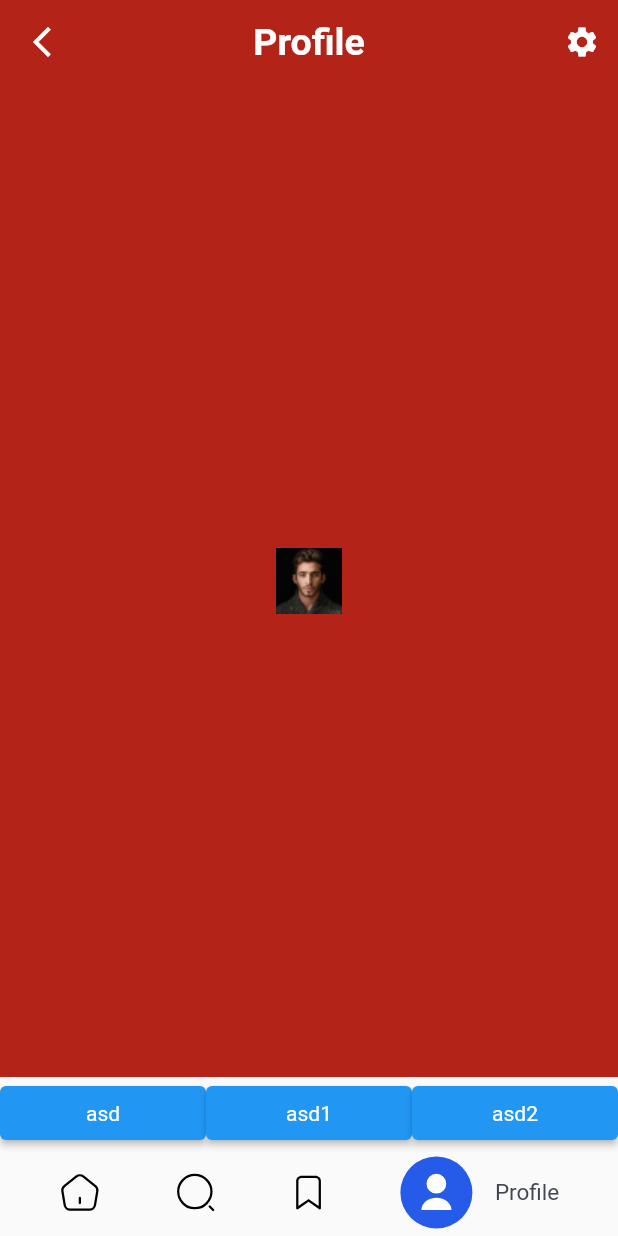
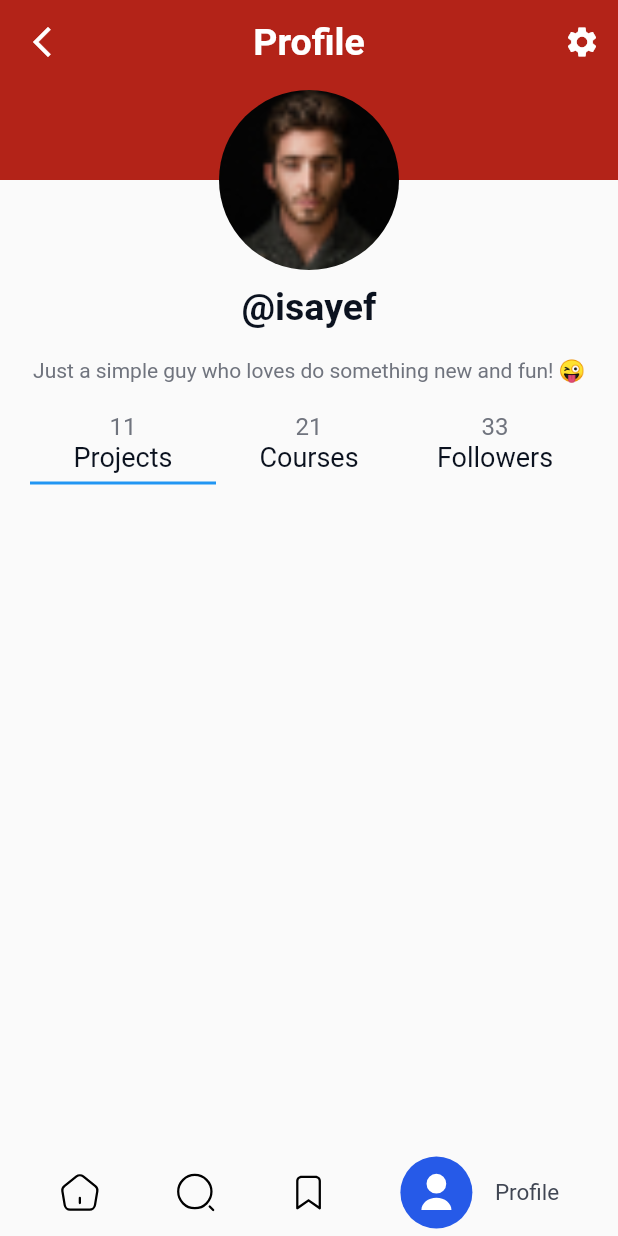
Before and after one commit to ZetxKS/-TMS-Graduate-work, a Flutter app: the screen it shows after launch, item 4 of the bottom bar chosen, on a phone screen of 412 x 824 dp. Run offline on Flutter 3.47's test engine with Material 2 defaults, Android fonts, the phone set to English and light mode, and no system bars; our stand-ins replace auto_route, bloc, dio, flutter_bloc, flutter_svg, sqflite; accounts and stored records are empty; network calls fail.

Commit message:
25.05
50% profile done
Rebuild appbar

```diff
--- a/lib/app_router.dart
+++ b/lib/app_router.dart
@@ -1,6 +1,9 @@
 import 'package:flutter/material.dart';
 import 'package:tmsgraduatework/screens/app_screen.dart';
 import 'package:tmsgraduatework/screens/index_screen.dart';
+import 'package:tmsgraduatework/screens/profile_tabs/project_tab.dart';
+import 'package:tmsgraduatework/screens/profile_tabs/courses_tab.dart';
+import 'package:tmsgraduatework/screens/profile_tabs/following_tab.dart';
 import 'package:tmsgraduatework/screens/search_screen.dart';
 import 'package:tmsgraduatework/screens/bookmark_screen.dart';
 import 'package:tmsgraduatework/screens/profile_screen.dart';
@@ -12,11 +15,43 @@ part 'app_router.gr.dart';
 class AppRouter extends _$AppRouter {
   @override
   List<AutoRoute> get routes => [
-        AutoRoute(page: AppRoute.page, path: '/', children: [
-          AutoRoute(page: IndexRoute.page, path: 'index', initial: true),
-          AutoRoute(page: SearchRoute.page, path: 'search'),
-          AutoRoute(page: BookmakrRoute.page, path: 'bookmark'),
-          AutoRoute(page: ProfileRoute.page, path: 'profile')
-        ])
+        AutoRoute(
+          page: AppRoute.page,
+          path: '/',
+          children: [
+            AutoRoute(
+              page: IndexRoute.page,
+              path: 'index',
+              initial: true,
+            ),
+            AutoRoute(
+              page: SearchRoute.page,
+              path: 'search',
+            ),
+            AutoRoute(
+              page: BookmakrRoute.page,
+              path: 'bookmark',
+            ),
+            AutoRoute(
+              page: ProfileRoute.page,
+              path: 'profile/',
+              children: [
+                AutoRoute(
+                  page: ProjectTabRoute.page,
+                  path: 'project',
+                  initial: true,
+                ),
+                AutoRoute(
+                  page: CourseTabRoute.page,
+                  path: 'courses',
+                ),
+                AutoRoute(
+                  page: FollowingTabRoute.page,
+                  path: 'following',
+                ),
+              ],
+            )
+          ],
+        )
       ];
 }
--- a/lib/screens/app_screen.dart
+++ b/lib/screens/app_screen.dart
@@ -1,6 +1,8 @@
 import 'package:flutter/material.dart';
 import 'package:auto_route/auto_route.dart';
+import 'package:flutter_bloc/flutter_bloc.dart';
 import 'package:tmsgraduatework/app_router.dart';
+import 'package:tmsgraduatework/state/app_bar_cubit.dart';
 import 'package:tmsgraduatework/widgets/bottom_nav/bottom_nav.dart';
 import 'package:tmsgraduatework/widgets/my_app_bar.dart';
 
@@ -10,8 +12,10 @@ class AppScreen extends StatelessWidget {
 
   @override
   Widget build(BuildContext context) {
+    return BlocBuilder<AppBarCubit, Map<String, dynamic>?>(
+      builder: (context, state) {
         return AutoTabsScaffold(
-      routes: [
+          routes: const [
             IndexRoute(),
             SearchRoute(),
             BookmakrRoute(),
@@ -22,8 +26,36 @@ class AppScreen extends StatelessWidget {
             child: child,
           ),
           homeIndex: 0,
-      appBarBuilder: (context, tabsRouter) => MyAppBar(),
-      bottomNavigationBuilder: (context, tabsRouter) => BottomNav(),
+          appBarBuilder: (context, tabsRouter) {
+            final _autoTabsRouter = AutoTabsRouter.of(context);
+            if (state?['page'] != _autoTabsRouter.activeIndex) {
+              context.watch<AppBarCubit>().setPage(_autoTabsRouter.activeIndex);
+            }
+            return MyAppBar(
+              isIndex: (state?['page'] == 0),
+              isProfile: (state?['page'] == 3),
+              title: state?['title'] ?? "",
+              size: (state?['page'] == 3 ? const Size.fromHeight(120) : null),
+            );
+          },
+          bottomNavigationBuilder: (context, tabsRouter) => const BottomNav(),
+          floatingActionButtonLocation: FloatingActionButtonLocation.centerTop,
+          floatingActionButtonBuilder: ((context, tabsRouter) {
+            if (state!['page'] == 3) {
+              return ClipRRect(
+                  borderRadius: BorderRadius.circular(120),
+                  child: Image.asset(
+                    'assets/images/avatar.jpg',
+                    height: state?['page'] == 3 ? 120 : 0,
+                    width: state?['page'] == 3 ? 120 : 0,
+                    fit: BoxFit.cover,
+                  ));
+            } else {
+              return SizedBox();
+            }
+          }),
+        );
+      },
     );
   }
 }
--- a/lib/screens/profile_screen.dart
+++ b/lib/screens/profile_screen.dart
@@ -1,5 +1,6 @@
 import 'package:flutter/material.dart';
 import 'package:auto_route/auto_route.dart';
+import 'package:tmsgraduatework/app_router.dart';
 import 'package:tmsgraduatework/themes/light.dart';
 
 @RoutePage()
@@ -8,42 +9,95 @@ class ProfileScreen extends StatelessWidget {
 
   @override
   Widget build(BuildContext context) {
+    return Padding(
+      padding: EdgeInsets.only(top: 70, right: 20, left: 20),
+      child: Column(
+        crossAxisAlignment: CrossAxisAlignment.center,
+        children: [
+          Text(
+            "@isayef",
+            style: LightThemeFonts.h1,
+          ),
+          SizedBoxes.h20,
+          Text(
+            "Just a simple guy who loves do something new and fun! 😜",
+            style: LightThemeFonts.second14,
+          ),
+          SizedBoxes.h20,
+          AutoTabsRouter.tabBar(
+            routes: [
+              ProjectTabRoute(),
+              CourseTabRoute(),
+              FollowingTabRoute(),
+            ],
+            homeIndex: 0,
+            builder: (context, child, controller) {
               return Column(
-      //crossAxisAlignment: CrossAxisAlignment.stretch,
                 children: [
-        Expanded(
-          child: Container(
-            color: LightThemeColors.profileAppBarBackground,
-            padding: EdgeInsets.all(10),
-            child: PreferredSize(
-              preferredSize: Size.fromWidth(120),
-              child: Image.asset('assets/images/avatar.jpg'),
+                  TabBar(
+                    tabs: [
+                      Tab(
+                        child: TabButton(
+                          count: 11,
+                          name: "Projects",
                         ),
                       ),
-        ),
-        Row(
-          children: [
-            Expanded(
-              child: ElevatedButton(
-                onPressed: () {},
-                child: Text('asd'),
+                      Tab(
+                        child: TabButton(
+                          count: 21,
+                          name: "Courses",
                         ),
                       ),
-            Expanded(
-              child: ElevatedButton(
-                onPressed: () {},
-                child: Text('asd1'),
-              ),
-            ),
-            Expanded(
-              child: ElevatedButton(
-                onPressed: () {},
-                child: Text('asd2'),
+                      Tab(
+                        child: TabButton(
+                          count: 33,
+                          name: "Followers",
                         ),
                       ),
                     ],
+                    controller: controller,
                   )
                 ],
               );
+            },
+          ),
+          SizedBoxes.h20,
+          /* TabBar(
+            controller: ,
+            tabs: [
+
+            ],
+          ) */
+        ],
+      ),
+    );
   }
 }
+
+class TabButton extends StatelessWidget {
+  final int count;
+  final String name;
+  const TabButton({
+    super.key,
+    required this.count,
+    required this.name,
+  });
+
+  @override
+  Widget build(BuildContext context) {
+    return Container(
+      child: Column(
+        children: [
+          Text(
+            count.toString(),
+            style: LightThemeFonts.second16,
+          ),
+          Text(
+            name,
+            style: LightThemeFonts.normal.copyWith(fontSize: 18),
+          ),
+        ],
+      ),
+    );
+  }
+}
--- /dev/null
+++ b/lib/screens/profile_tabs/courses_tab.dart
@@ -0,0 +1,12 @@
+import 'package:auto_route/auto_route.dart';
+import 'package:flutter/material.dart';
+
+@RoutePage()
+class CourseTabScreen extends StatelessWidget {
+  const CourseTabScreen({super.key});
+
+  @override
+  Widget build(BuildContext context) {
+    return const Placeholder();
+  }
+}
--- /dev/null
+++ b/lib/screens/profile_tabs/following_tab.dart
@@ -0,0 +1,12 @@
+import 'package:auto_route/auto_route.dart';
+import 'package:flutter/material.dart';
+
+@RoutePage()
+class FollowingTabScreen extends StatelessWidget {
+  const FollowingTabScreen({super.key});
+
+  @override
+  Widget build(BuildContext context) {
+    return const Placeholder();
+  }
+}
--- /dev/null
+++ b/lib/screens/profile_tabs/project_tab.dart
@@ -0,0 +1,12 @@
+import 'package:auto_route/auto_route.dart';
+import 'package:flutter/material.dart';
+
+@RoutePage()
+class ProjectTabScreen extends StatelessWidget {
+  const ProjectTabScreen({super.key});
+
+  @override
+  Widget build(BuildContext context) {
+    return const Placeholder();
+  }
+}
--- a/lib/state/app_bar_cubit.dart
+++ b/lib/state/app_bar_cubit.dart
@@ -1,9 +1,19 @@
 import 'package:bloc/bloc.dart';
 
-class AppBarCubit extends Cubit<String?> {
-  AppBarCubit(): super(null);
+class AppBarCubit extends Cubit<Map<String, dynamic>> {
+  AppBarCubit() : super({'title': '', 'page': 0});
 
-  void setTitle(String? text) {
-    emit(text);
+  void setTitle(text) {
+    _addToState('title', text);
+  }
+
+  void setPage(pageId) {
+    _addToState('page', pageId);
+  }
+
+  void _addToState(String key, dynamic value) {
+    Map<String, dynamic> result = this.state;
+    result[key] = value;
+    emit(result);
   }
 }
--- a/lib/state/bottom_nav_cubit.dart
+++ b/lib/state/bottom_nav_cubit.dart
@@ -1,6 +1,7 @@
 import 'package:bloc/bloc.dart';
 import 'package:flutter/material.dart';
 import 'package:auto_route/auto_route.dart';
+import 'package:flutter_bloc/flutter_bloc.dart';
 
 class BottomNavCubit extends Cubit<int> {
   BottomNavCubit() : super(0);
--- a/lib/widgets/bottom_nav/bottom_nav_button.dart
+++ b/lib/widgets/bottom_nav/bottom_nav_button.dart
@@ -11,12 +11,12 @@ class BottomNavButton extends StatelessWidget {
   final String svg;
   final String name;
   final int toIndex;
-  const BottomNavButton(
-      {Key? key,
-      required this.svg,
-      required this.name,
-      required this.toIndex,})
-      : super(key: key);
+  const BottomNavButton({
+    Key? key,
+    required this.svg,
+    required this.name,
+    required this.toIndex,
+  }) : super(key: key);
 
   @override
   Widget build(BuildContext context) {
@@ -29,7 +29,10 @@ class BottomNavButton extends StatelessWidget {
           "My saved List",
           "Profile",
         ];
-        BlocProvider.of<AppBarCubit>(context, listen: false).setTitle(appbartitles[toIndex]);
+
+        BlocProvider.of<AppBarCubit>(context, listen: false)
+            .setTitle(appbartitles[toIndex]);
+        BlocProvider.of<AppBarCubit>(context, listen: false).setPage(toIndex);
         bottomNavCubit.navigate(context, toIndex);
       },
       child: Padding(
--- a/lib/widgets/my_app_bar.dart
+++ b/lib/widgets/my_app_bar.dart
@@ -7,12 +7,21 @@ import 'package:tmsgraduatework/state/bottom_nav_cubit.dart';
 import '../themes/light.dart';
 
 class MyAppBar extends StatefulWidget implements PreferredSizeWidget {
-  MyAppBar({Key? key})
-      : preferredSize = Size.fromHeight(kToolbarHeight),
-        super(key: key);
-
+  final bool isIndex;
+  final bool isProfile;
+  final String? title;
+  Size? size;
   @override
   Size preferredSize;
+
+  MyAppBar({
+    Key? key,
+    required this.isIndex,
+    required this.isProfile,
+    this.title,
+    this.size,
+  })  : preferredSize = size ?? const Size.fromHeight(kToolbarHeight),
+        super(key: key);
 
   @override
   _MyAppBarState createState() => _MyAppBarState();
@@ -21,17 +30,11 @@ class MyAppBar extends StatefulWidget implements PreferredSizeWidget {
 class _MyAppBarState extends State<MyAppBar> {
   @override
   Widget build(BuildContext context) {
-    final _tabRouter = AutoTabsRouter.of(context);
-    final bool _isIndex = _tabRouter.activeIndex == 0;
-    final bool _isProfile = _tabRouter.activeIndex == 3;
-    final String title = context.watch<AppBarCubit>().state ?? '';
-    return BlocBuilder<AppBarCubit, String?>(
-      builder: (BuildContext context, String? text) {
-        var appbar = AppBar(
-          backgroundColor: _isProfile
+    return AppBar(
+      backgroundColor: widget.isProfile
           ? LightThemeColors.profileAppBarBackground
           : LightThemeColors.appBarBackground,
-          title: _isIndex
+      title: widget.isIndex
           ? RichText(
               text: TextSpan(
                 text: "Hola, sayef!",
@@ -39,44 +42,40 @@ class _MyAppBarState extends State<MyAppBar> {
                 children: <TextSpan>[
                   TextSpan(
                       text: '\nWhat do you wanna learn today?',
-                          style: LightThemeFonts.second11l.copyWith(
-                              fontWeight: FontWeight.normal, height: 2))
+                      style: LightThemeFonts.second11l
+                          .copyWith(fontWeight: FontWeight.normal, height: 2))
                 ],
               ),
             )
           : Text(
-                  title,
+              widget.title ?? '',
               style: LightThemeFonts.h1.copyWith(
-                      color: _isProfile ? Colors.white : Colors.black),
+                  color: widget.isProfile ? Colors.white : Colors.black),
             ),
-          centerTitle: !_isIndex,
-          leading: !_isIndex
+      centerTitle: !widget.isIndex,
+      leading: !widget.isIndex
           ? IconButton(
               icon: Icon(
                 Icons.arrow_back_ios_new,
-                    color: _isProfile ? Colors.white : Colors.black,
+                color: widget.isProfile ? Colors.white : Colors.black,
               ),
               onPressed: () {
-                    BlocProvider.of<BottomNavCubit>(context)
-                        .navigate(context, 0);
+                BlocProvider.of<BottomNavCubit>(context).navigate(context, 0);
               },
             )
           : null,
       actions: [
-            if (_isIndex)
+        if (widget.isIndex)
           Padding(
             padding: const EdgeInsets.symmetric(horizontal: 8),
             child: CircleAvatar(
               backgroundImage: AssetImage('assets/images/avatar.jpg'),
             ),
           ),
-            if (_isProfile)
+        if (widget.isProfile)
           IconButton(onPressed: () {}, icon: Icon(Icons.settings)),
       ],
       elevation: 0,
     );
-        return appbar;
-      },
-    );
   }
 }
```
Also changed, not shown: assets/icons/01.facebook.png (added), assets/icons/02.twitter.png (added), assets/icons/05.instagram.png (added), lib/app_router.gr.dart. Lines whose indentation alone changed are shown as unchanged.
